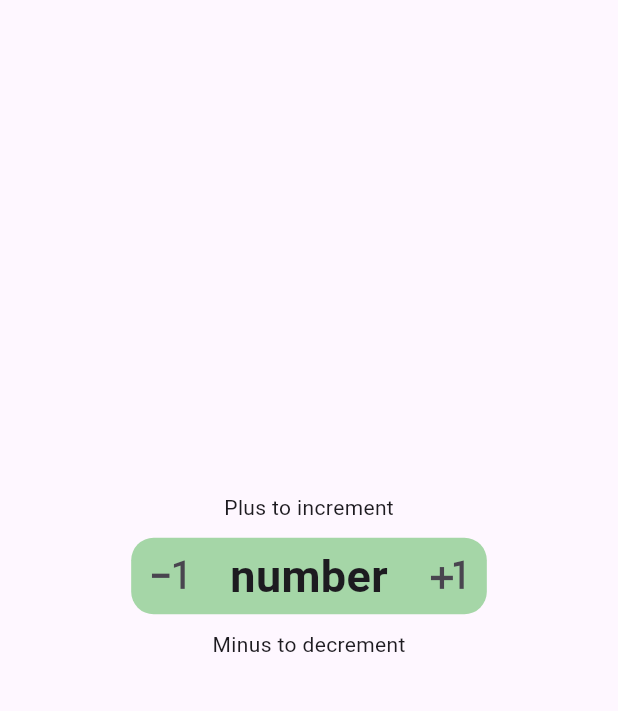
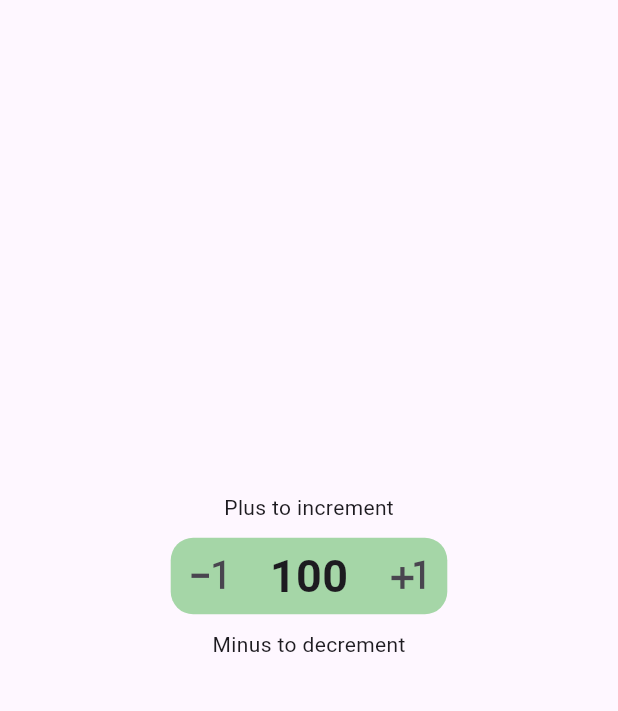
Before and after one commit to itrieditlikethis/incredecrement, a Flutter app: the screen it shows after launch, on a phone screen of 412 x 824 dp, the part 84-795 px from its top. Run offline on Flutter 3.47's test engine with Material 3 defaults, Android fonts, the phone set to English and light mode, and no system bars.

```diff
--- a/lib/plus_minus.dart
+++ b/lib/plus_minus.dart
@@ -10,6 +10,26 @@ class PlusMinus extends StatefulWidget {
 }
 
 class _PlusMinus extends State<PlusMinus> {
+  late int number;
+
+  @override
+  void initState() {
+    number = 100;
+    super.initState();
+  }
+
+  void onMinus() {
+    setState(() {
+      number--;
+    });
+  }
+
+  void onPlus() {
+    setState(() {
+      number++;
+    });
+  }
+
   @override
   Widget build(BuildContext context) {
     return Container(
@@ -22,25 +42,25 @@ class _PlusMinus extends State<PlusMinus> {
         mainAxisSize: MainAxisSize.min,
         children: [
           IconButton(
-            onPressed: () {},
+            onPressed: onMinus,
             icon: const Icon(Icons.exposure_minus_1),
             style: IconButton.styleFrom(iconSize: 35),
           ),
-          const Padding(
-            padding: EdgeInsets.only(
+          Padding(
+            padding: const EdgeInsets.only(
               left: 15,
               right: 15,
             ),
             child: Text(
-              'number',
-              style: TextStyle(
+              '$number',
+              style: const TextStyle(
                 fontSize: 30,
                 fontWeight: FontWeight.bold,
               ),
             ),
           ),
           IconButton(
-            onPressed: () {},
+            onPressed: onPlus,
             icon: const Icon(Icons.plus_one),
             style: IconButton.styleFrom(
               iconSize: 35,
```
